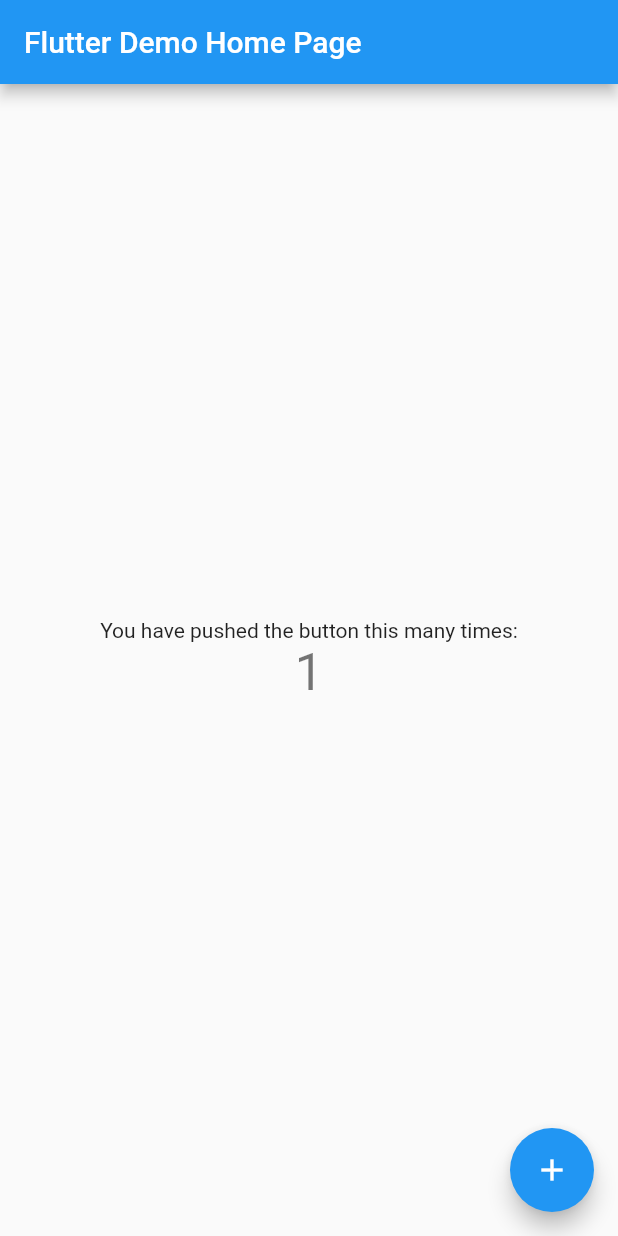
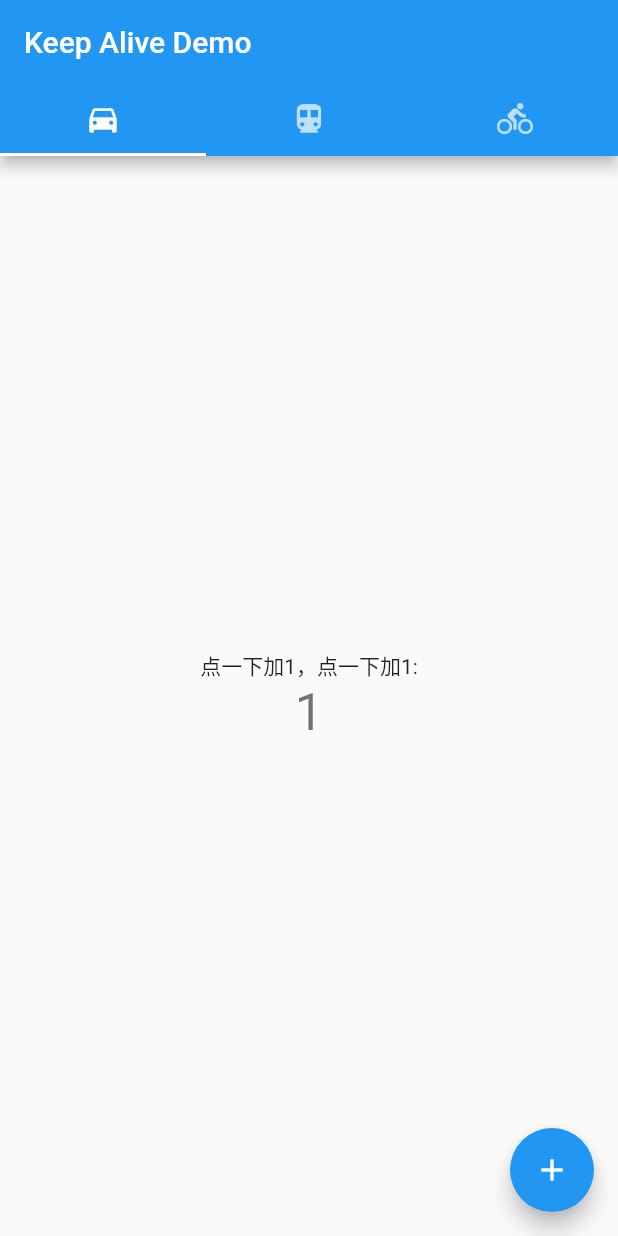
Before and after one commit to XguangY/flutter_demo, a Flutter app: the screen it shows after launch, after a tap on the "add" icon, on a phone screen of 412 x 824 dp. Run offline on Flutter 3.47's test engine with Material 2 defaults, Android fonts, the phone set to English and light mode, and no system bars.

Commit message:
flutter keep alive

```diff
--- /dev/null
+++ b/flutter_keep_alive_5/lib/flutter_keep_alive.dart
@@ -0,0 +1,44 @@
+import 'package:flutter/material.dart';
+
+class MyHomePage extends StatefulWidget {
+
+  @override
+  _MyHomePageState createState() => _MyHomePageState();
+}
+
+//混入AutomaticKeepAliveClientMixin，这是保持状态的关键
+//然后重写wantKeppAlive 的值为true。
+class _MyHomePageState extends State<MyHomePage> with AutomaticKeepAliveClientMixin {
+  int _counter = 0;
+  //重写keepAlive 为ture ，就是可以有记忆功能了。
+  @override
+  bool get wantKeepAlive => true;
+  //声明一个内部方法，用来点击按钮后增加数量
+  void _incrementCounter(){
+    setState((){ _counter++;});
+  }
+
+  @override
+  Widget build(BuildContext context) {
+    return Scaffold(
+      body:Center(
+        child: Column(
+          mainAxisAlignment: MainAxisAlignment.center,
+          children: <Widget>[
+            Text('点一下加1，点一下加1:'),
+            Text(
+              '$_counter',
+              style:Theme.of(context).textTheme.display1,
+            )
+          ],
+        ),
+      ),
+      //增加一个悬浮按钮，点击时触犯_incrementCounter方法
+      floatingActionButton: FloatingActionButton(
+        onPressed: _incrementCounter,
+        tooltip: 'Increment',
+        child: Icon(Icons.add),
+      ),
+    );
+  }
+}
--- a/flutter_keep_alive_5/lib/main.dart
+++ b/flutter_keep_alive_5/lib/main.dart
@@ -1,117 +1,69 @@
 import 'package:flutter/material.dart';
+import './flutter_keep_alive.dart';
 
-void main() {
-  runApp(MyApp());
-}
+void main() => runApp(MyApp());
 
 class MyApp extends StatelessWidget {
-  // This widget is the root of your application.
   @override
   Widget build(BuildContext context) {
     return MaterialApp(
-      title: 'Flutter Demo',
-      theme: ThemeData(
-        // This is the theme of your application.
-        //
-        // Try running your application with "flutter run". You'll see the
-        // application has a blue toolbar. Then, without quitting the app, try
-        // changing the primarySwatch below to Colors.green and then invoke
-        // "hot reload" (press "r" in the console where you ran "flutter run",
-        // or simply save your changes to "hot reload" in a Flutter IDE).
-        // Notice that the counter didn't reset back to zero; the application
-        // is not restarted.
-        primarySwatch: Colors.blue,
-        // This makes the visual density adapt to the platform that you run
-        // the app on. For desktop platforms, the controls will be smaller and
-        // closer together (more dense) than on mobile platforms.
-        visualDensity: VisualDensity.adaptivePlatformDensity,
-      ),
-      home: MyHomePage(title: 'Flutter Demo Home Page'),
+      title: 'flutter keep alive',
+      theme: ThemeData(primarySwatch: Colors.blue),
+      home: KeepAliveDemo(),
     );
   }
 }
 
-class MyHomePage extends StatefulWidget {
-  MyHomePage({Key key, this.title}) : super(key: key);
-
-  // This widget is the home page of your application. It is stateful, meaning
-  // that it has a State object (defined below) that contains fields that affect
-  // how it looks.
-
-  // This class is the configuration for the state. It holds the values (in this
-  // case the title) provided by the parent (in this case the App widget) and
-  // used by the build method of the State. Fields in a Widget subclass are
-  // always marked "final".
-
-  final String title;
-
+class KeepAliveDemo extends StatefulWidget {
   @override
-  _MyHomePageState createState() => _MyHomePageState();
+  _KeepAliveDemoState createState() => _KeepAliveDemoState();
 }
 
-class _MyHomePageState extends State<MyHomePage> {
-  int _counter = 0;
+class _KeepAliveDemoState extends State<KeepAliveDemo>
+    with SingleTickerProviderStateMixin {
+  /*
+with是dart的关键字，意思是混入的意思，
+就是说可以将一个或者多个类的功能添加到自己的类无需继承这些类，
+避免多重继承导致的问题。
+SingleTickerProviderStateMixin 主要是我们初始化TabController时，
+需要用到vsync ，垂直属性，然后传递this
+*/
+  TabController _controller;
+  @override
+  void initState() {
+    super.initState();
+    _controller = TabController(length: 3, vsync: this);
+  }
 
-  void _incrementCounter() {
-    setState(() {
-      // This call to setState tells the Flutter framework that something has
-      // changed in this State, which causes it to rerun the build method below
-      // so that the display can reflect the updated values. If we changed
-      // _counter without calling setState(), then the build method would not be
-      // called again, and so nothing would appear to happen.
-      _counter++;
-    });
+  //重写被释放的方法，只释放TabController
+  @override
+  void dispose() {
+    _controller.dispose();
+    super.dispose();
   }
 
   @override
   Widget build(BuildContext context) {
-    // This method is rerun every time setState is called, for instance as done
-    // by the _incrementCounter method above.
-    //
-    // The Flutter framework has been optimized to make rerunning build methods
-    // fast, so that you can just rebuild anything that needs updating rather
-    // than having to individually change instances of widgets.
     return Scaffold(
       appBar: AppBar(
-        // Here we take the value from the MyHomePage object that was created by
-        // the App.build method, and use it to set our appbar title.
-        title: Text(widget.title),
-      ),
-      body: Center(
-        // Center is a layout widget. It takes a single child and positions it
-        // in the middle of the parent.
-        child: Column(
-          // Column is also a layout widget. It takes a list of children and
-          // arranges them vertically. By default, it sizes itself to fit its
-          // children horizontally, and tries to be as tall as its parent.
-          //
-          // Invoke "debug painting" (press "p" in the console, choose the
-          // "Toggle Debug Paint" action from the Flutter Inspector in Android
-          // Studio, or the "Toggle Debug Paint" command in Visual Studio Code)
-          // to see the wireframe for each widget.
-          //
-          // Column has various properties to control how it sizes itself and
-          // how it positions its children. Here we use mainAxisAlignment to
-          // center the children vertically; the main axis here is the vertical
-          // axis because Columns are vertical (the cross axis would be
-          // horizontal).
-          mainAxisAlignment: MainAxisAlignment.center,
-          children: <Widget>[
-            Text(
-              'You have pushed the button this many times:',
-            ),
-            Text(
-              '$_counter',
-              style: Theme.of(context).textTheme.headline4,
-            ),
+        title: Text('Keep Alive Demo'),
+        bottom: TabBar(
+          controller: _controller,
+          tabs: [
+            Tab(icon: Icon(Icons.directions_car)),
+            Tab(icon: Icon(Icons.directions_transit)),
+            Tab(icon: Icon(Icons.directions_bike)),
           ],
         ),
       ),
-      floatingActionButton: FloatingActionButton(
-        onPressed: _incrementCounter,
-        tooltip: 'Increment',
-        child: Icon(Icons.add),
-      ), // This trailing comma makes auto-formatting nicer for build methods.
+      body: TabBarView(
+        controller: _controller,
+        children: <Widget>[
+          MyHomePage(),
+          MyHomePage(),
+          MyHomePage(),
+        ],
+      ),
     );
   }
 }
```
